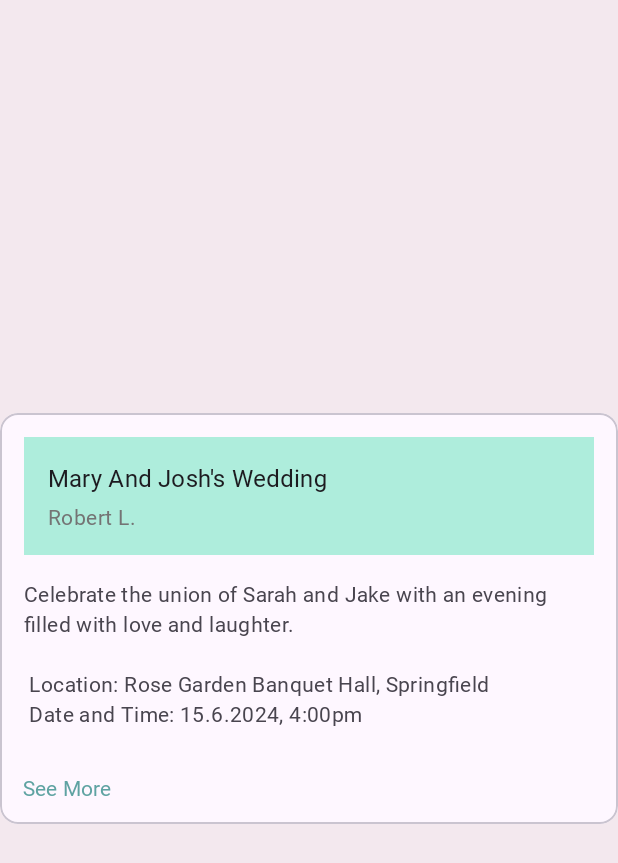
After one commit to kzi-nastava/ma-project-event-planner-siit-2024-team-10, an Android app: the layout event_card.xml on its own in the app's theme, with its tools: preview values and no code run, on a phone screen of 412 x 824 dp. The commit adds this screen. Shown: the top 863 px of the screen. Run offline under Robolectric (Android 15) with nearby library versions, the phone set to English and light mode, and no system bars.

Commit message:
Main page slogan and card design

```diff
--- a/EventPlanner/app/src/main/res/layout/activity_home_base.xml
+++ /dev/null
@@ -1,6 +0,0 @@
-<?xml version="1.0" encoding="utf-8"?>
-<androidx.constraintlayout.widget.ConstraintLayout xmlns:android="http://schemas.android.com/apk/res/android"
-    android:layout_width="match_parent"
-    android:layout_height="match_parent">
-
-</androidx.constraintlayout.widget.ConstraintLayout>
--- /dev/null
+++ b/EventPlanner/app/src/main/res/layout/event_card.xml
@@ -0,0 +1,85 @@
+<?xml version="1.0" encoding="utf-8"?>
+<androidx.constraintlayout.widget.ConstraintLayout xmlns:android="http://schemas.android.com/apk/res/android"
+    xmlns:app="http://schemas.android.com/apk/res-auto"
+    android:layout_width="match_parent"
+    android:layout_height="match_parent">
+
+    <com.google.android.material.card.MaterialCardView
+        android:id="@+id/event_card"
+        android:layout_width="match_parent"
+        android:layout_height="wrap_content"
+        android:layout_marginTop="10dp"
+        android:layout_marginBottom="10dp"
+        app:layout_constraintBottom_toBottomOf="parent"
+        app:layout_constraintEnd_toEndOf="parent"
+        app:layout_constraintStart_toStartOf="parent"
+        app:layout_constraintTop_toTopOf="parent">
+
+
+    <LinearLayout
+            android:layout_width="match_parent"
+            android:layout_height="wrap_content"
+            android:orientation="vertical">
+
+
+            <LinearLayout
+                android:layout_width="match_parent"
+                android:layout_height="wrap_content"
+                android:orientation="vertical"
+                android:padding="16dp">
+
+
+                <!-- Title, secondary and supporting text -->
+                <LinearLayout
+                    android:layout_width="match_parent"
+                    android:layout_height="wrap_content"
+                    android:orientation="vertical"
+                    android:padding="16dp"
+                    android:background="@color/brand_highlight_green"> <!-- Set background color here -->
+
+                    <!-- Title, secondary, and supporting text -->
+                    <TextView
+                        android:layout_width="wrap_content"
+                        android:layout_height="wrap_content"
+                        android:text="@string/event_card_title"
+                        android:textAppearance="?attr/textAppearanceTitleMedium" />
+
+                    <TextView
+                        android:layout_width="wrap_content"
+                        android:layout_height="wrap_content"
+                        android:layout_marginTop="5dp"
+                        android:text="@string/event_card_organizer"
+                        android:textAppearance="?attr/textAppearanceBodyMedium"
+                        android:textColor="#747474" />
+
+                </LinearLayout>
+                <TextView
+                    android:layout_width="wrap_content"
+                    android:layout_height="wrap_content"
+                    android:layout_marginTop="16dp"
+                    android:text="@string/event_card_description"
+                    android:textAppearance="?attr/textAppearanceBodyMedium"
+                    android:textColor="?android:attr/textColorSecondary"
+                    />
+
+            </LinearLayout>
+
+            <!-- Buttons -->
+            <LinearLayout
+                android:layout_width="wrap_content"
+                android:layout_height="wrap_content"
+                android:orientation="horizontal">
+                <com.google.android.material.button.MaterialButton
+                    android:layout_width="wrap_content"
+                    android:layout_height="wrap_content"
+                    android:layout_marginEnd="8dp"
+                    android:text="@string/event_card_button"
+                    style="?attr/borderlessButtonStyle"
+                    />
+            </LinearLayout>
+
+        </LinearLayout>
+
+    </com.google.android.material.card.MaterialCardView>
+
+</androidx.constraintlayout.widget.ConstraintLayout>
--- a/EventPlanner/app/src/main/res/values/strings.xml
+++ b/EventPlanner/app/src/main/res/values/strings.xml
@@ -1,3 +1,10 @@
 <resources>
     <string name="app_name">EventPlanner</string>
+    <string name="slogan">Plan Your Events With Us!</string>
+    <string name="event_card_title">Mary And Josh\'s Wedding</string>
+    <string name="event_card_description">Celebrate the union of Sarah and Jake with an evening filled with love and laughter.\n\n
+    Location: Rose Garden Banquet Hall, Springfield\n
+    Date and Time: 15.6.2024, 4:00pm</string>
+    <string name="event_card_organizer">Robert L.</string>
+    <string name="event_card_button">See More</string>
 </resources>
```
Also changed, not shown: EventPlanner/app/src/main/res/layout/homepage_slogan.xml (added, +33 -0 lines), EventPlanner/app/src/main/res/drawable/backdrop.jpg (added).
